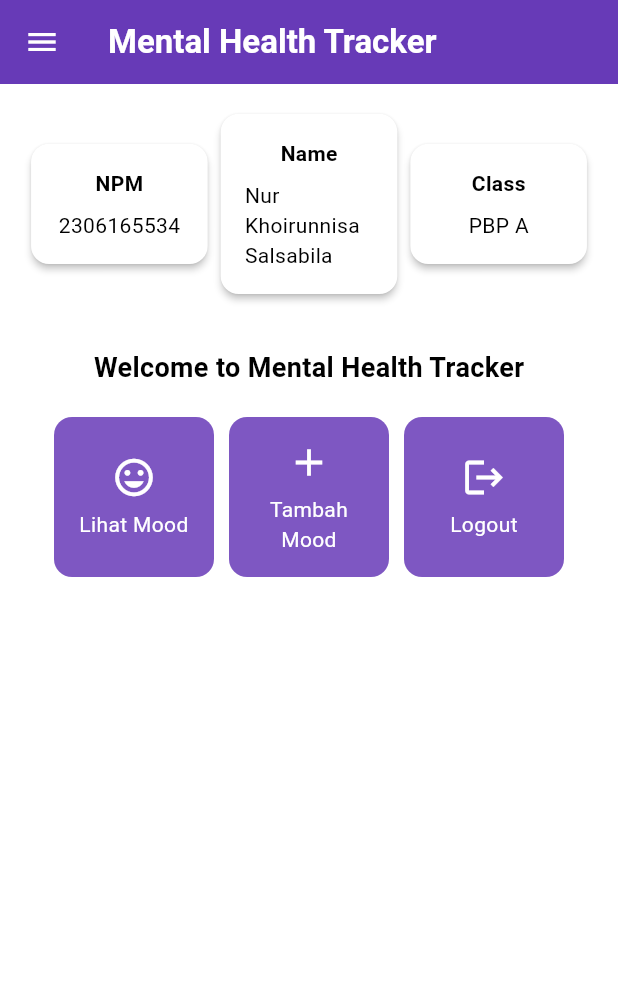
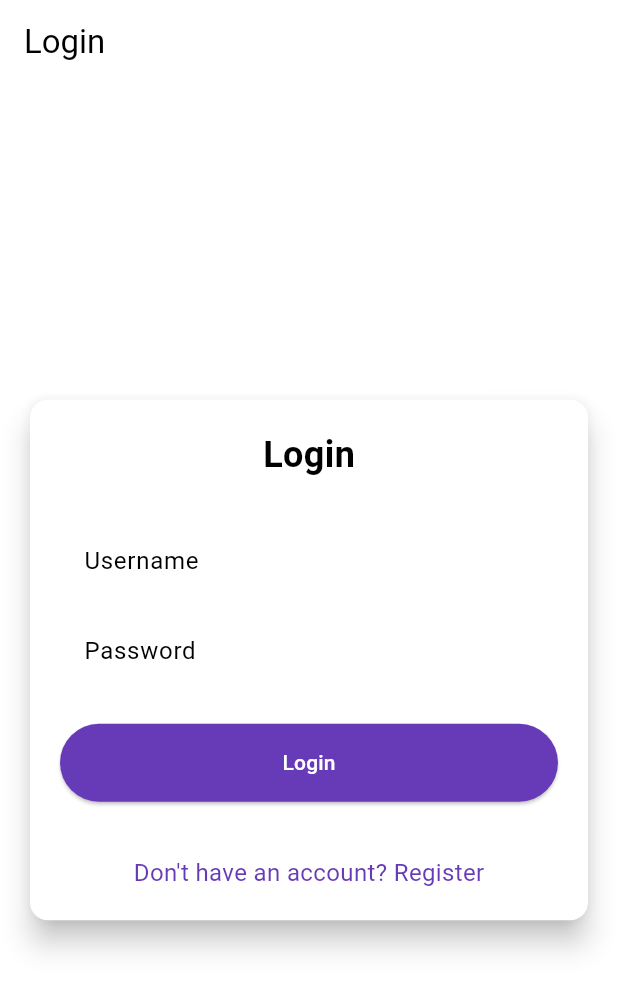
Before and after one commit to NurKhoirunnisaSalsabila/mental-health-tracker-mobile, a Flutter app: the screen it shows after launch, on a phone screen of 412 x 824 dp. Shown: the top 991 px of the screen. Run offline on Flutter 3.47's test engine with Material 3 defaults, Android fonts, the phone set to English and light mode, and no system bars; missing offline and left inert: pbp_django_auth.

Commit message:
tutorial 8 done

```diff
--- a/lib/main.dart
+++ b/lib/main.dart
@@ -1,6 +1,8 @@
 import 'package:flutter/material.dart';
 import 'package:mental_health_tracker/screens/menu.dart';
-
+import 'package:pbp_django_auth/pbp_django_auth.dart';
+import 'package:provider/provider.dart';
+import 'package:mental_health_tracker/screens/login.dart';
 
 void main() {
   runApp(const MyApp());
@@ -9,31 +11,23 @@ void main() {
 class MyApp extends StatelessWidget {
   const MyApp({super.key});
 
-  // This widget is the root of your application.
   @override
   Widget build(BuildContext context) {
-    return MaterialApp(
-      title: 'Flutter Demo',
-      theme: ThemeData(
-        // This is the theme of your application.
-        //
-        // TRY THIS: Try running your application with "flutter run". You'll see
-        // the application has a purple toolbar. Then, without quitting the app,
-        // try changing the seedColor in the colorScheme below to Colors.green
-        // and then invoke "hot reload" (save your changes or press the "hot
-        // reload" button in a Flutter-supported IDE, or press "r" if you used
-        // the command line to start the app).
-        //
-        // Notice that the counter didn't reset back to zero; the application
-        // state is not lost during the reload. To reset the state, use hot
-        // restart instead.
-        //
-        // This works for code too, not just values: Most code changes can be
-        // tested with just a hot reload.
-        colorScheme: ColorScheme.fromSwatch(primarySwatch: Colors.deepPurple,).copyWith(secondary: Colors.deepPurple[400]),
-        useMaterial3: true,
+    return Provider(
+      create: (_) {
+        CookieRequest request = CookieRequest();
+        return request;
+      },
+      child: MaterialApp(
+        title: 'Mental Health Tracker',
+        theme: ThemeData(
+          useMaterial3: true,
+          colorScheme: ColorScheme.fromSwatch(
+            primarySwatch: Colors.deepPurple,
+          ).copyWith(secondary: Colors.deepPurple[400]),
+        ),
+        home: const LoginPage(),
       ),
-      home: MyHomePage(),
     );
   }
 }
--- /dev/null
+++ b/lib/screens/login.dart
@@ -0,0 +1,182 @@
+import 'package:mental_health_tracker/screens/menu.dart';
+import 'package:flutter/material.dart';
+import 'package:pbp_django_auth/pbp_django_auth.dart';
+import 'package:provider/provider.dart';
+import 'package:mental_health_tracker/screens/register.dart';
+// TODO: Import halaman RegisterPage jika sudah dibuat
+
+void main() {
+  runApp(const LoginApp());
+}
+
+class LoginApp extends StatelessWidget {
+  const LoginApp({super.key});
+
+  @override
+  Widget build(BuildContext context) {
+    return MaterialApp(
+      title: 'Login',
+      theme: ThemeData(
+        useMaterial3: true,
+        colorScheme: ColorScheme.fromSwatch(
+          primarySwatch: Colors.deepPurple,
+        ).copyWith(secondary: Colors.deepPurple[400]),
+      ),
+      home: const LoginPage(),
+    );
+  }
+}
+
+class LoginPage extends StatefulWidget {
+  const LoginPage({super.key});
+
+  @override
+  State<LoginPage> createState() => _LoginPageState();
+}
+
+class _LoginPageState extends State<LoginPage> {
+  final TextEditingController _usernameController = TextEditingController();
+  final TextEditingController _passwordController = TextEditingController();
+
+  @override
+  Widget build(BuildContext context) {
+    final request = context.watch<CookieRequest>();
+
+    return Scaffold(
+      appBar: AppBar(
+        title: const Text('Login'),
+      ),
+      body: Center(
+        child: SingleChildScrollView(
+          padding: const EdgeInsets.all(16.0),
+          child: Card(
+            elevation: 8,
+            shape: RoundedRectangleBorder(
+              borderRadius: BorderRadius.circular(12.0),
+            ),
+            child: Padding(
+              padding: const EdgeInsets.all(20.0),
+              child: Column(
+                mainAxisSize: MainAxisSize.min,
+                children: [
+                  const Text(
+                    'Login',
+                    style: TextStyle(
+                      fontSize: 24.0,
+                      fontWeight: FontWeight.bold,
+                    ),
+                  ),
+                  const SizedBox(height: 30.0),
+                  TextField(
+                    controller: _usernameController,
+                    decoration: const InputDecoration(
+                      labelText: 'Username',
+                      hintText: 'Enter your username',
+                      border: OutlineInputBorder(
+                        borderRadius: BorderRadius.all(Radius.circular(12.0)),
+                      ),
+                      contentPadding:
+                          EdgeInsets.symmetric(horizontal: 12.0, vertical: 8.0),
+                    ),
+                  ),
+                  const SizedBox(height: 12.0),
+                  TextField(
+                    controller: _passwordController,
+                    decoration: const InputDecoration(
+                      labelText: 'Password',
+                      hintText: 'Enter your password',
+                      border: OutlineInputBorder(
+                        borderRadius: BorderRadius.all(Radius.circular(12.0)),
+                      ),
+                      contentPadding:
+                          EdgeInsets.symmetric(horizontal: 12.0, vertical: 8.0),
+                    ),
+                    obscureText: true,
+                  ),
+                  const SizedBox(height: 24.0),
+                  ElevatedButton(
+                    onPressed: () async {
+                      String username = _usernameController.text;
+                      String password = _passwordController.text;
+
+                      // Cek kredensial
+                      // TODO: Ganti URL dan jangan lupa tambahkan trailing slash (/) di akhir URL!
+                      // Untuk menyambungkan Android emulator dengan Django pada localhost,
+                      // gunakan URL http://10.0.2.2/
+                      final response = await request
+                          .login("http://127.0.0.1:8000/auth/login/", {
+                        'username': username,
+                        'password': password,
+                      });
+
+                      if (request.loggedIn) {
+                        String message = response['message'];
+                        String uname = response['username'];
+                        if (context.mounted) {
+                          Navigator.pushReplacement(
+                            context,
+                            MaterialPageRoute(
+                                builder: (context) => MyHomePage()),
+                          );
+                          ScaffoldMessenger.of(context)
+                            ..hideCurrentSnackBar()
+                            ..showSnackBar(
+                              SnackBar(
+                                  content:
+                                      Text("$message Selamat datang, $uname.")),
+                            );
+                        }
+                      } else {
+                        if (context.mounted) {
+                          showDialog(
+                            context: context,
+                            builder: (context) => AlertDialog(
+                              title: const Text('Login Gagal'),
+                              content: Text(response['message']),
+                              actions: [
+                                TextButton(
+                                  child: const Text('OK'),
+                                  onPressed: () {
+                                    Navigator.pop(context);
+                                  },
+                                ),
+                              ],
+                            ),
+                          );
+                        }
+                      }
+                    },
+                    style: ElevatedButton.styleFrom(
+                      foregroundColor: Colors.white,
+                      minimumSize: Size(double.infinity, 50),
+                      backgroundColor: Theme.of(context).colorScheme.primary,
+                      padding: const EdgeInsets.symmetric(vertical: 16.0),
+                    ),
+                    child: const Text('Login'),
+                  ),
+                  const SizedBox(height: 36.0),
+                  GestureDetector(
+                    onTap: () {
+                      Navigator.push(
+                        context,
+                        MaterialPageRoute(
+                            builder: (context) => const RegisterPage()),
+                      );
+                    },
+                    child: Text(
+                      'Don\'t have an account? Register',
+                      style: TextStyle(
+                        color: Theme.of(context).colorScheme.primary,
+                        fontSize: 16.0,
+                      ),
+                    ),
+                  ),
+                ],
+              ),
+            ),
+          ),
+        ),
+      ),
+    );
+  }
+}
--- a/pubspec.yaml
+++ b/pubspec.yaml
@@ -35,6 +35,9 @@ dependencies:
   # The following adds the Cupertino Icons font to your application.
   # Use with the CupertinoIcons class for iOS style icons.
   cupertino_icons: ^1.0.8
+  provider: ^6.1.2
+  pbp_django_auth: ^0.4.0
+  http: ^1.2.2
 
 dev_dependencies:
   flutter_test:
```
Also changed, not shown: lib/models/mood_entry.dart (added, +65 -0 lines), lib/screens/list_moodentry.dart (added, +90 -0 lines), lib/screens/moodentry_form.dart (+32 -27 lines), lib/screens/register.dart (added, +166 -0 lines), lib/widgets/left_drawer.dart (+12 -0 lines), lib/widgets/mood_card.dart (+37 -3 lines), pubspec.lock, 2 other files.
